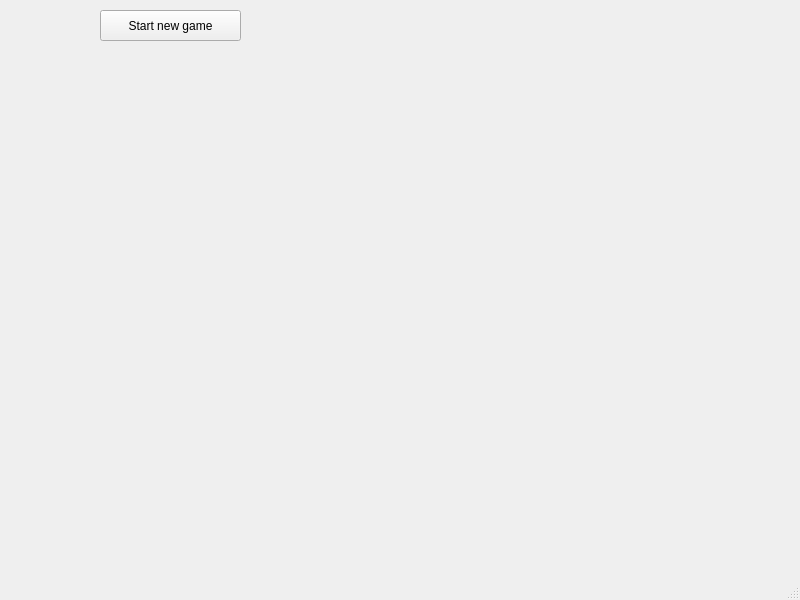
rlicoder/Connect-4, file Main Menu GUI/Connect4/mainwindow.ui: the form before one commit.
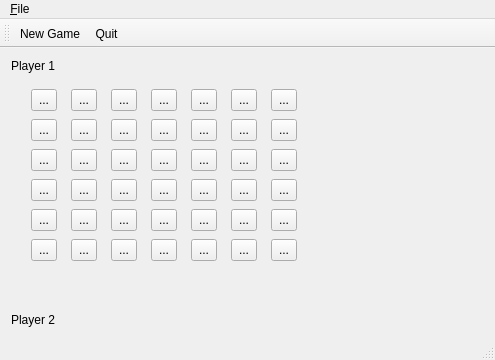
The form after the commit. Icons and pictures are not drawn. Custom widgets are drawn as their Qt base class.

Diff of the .ui file:
```diff
--- a/Main Menu GUI/Connect4/mainwindow.ui
+++ b/Main Menu GUI/Connect4/mainwindow.ui
@@ -6,40 +6,661 @@
    <rect>
     <x>0</x>
     <y>0</y>
-    <width>800</width>
-    <height>600</height>
+    <width>495</width>
+    <height>360</height>
    </rect>
   </property>
   <property name="windowTitle">
    <string>MainWindow</string>
   </property>
-  <widget class="QWidget" name="centralwidget">
-   <widget class="QPushButton" name="pushButton">
-    <property name="geometry">
-     <rect>
-      <x>100</x>
-      <y>10</y>
-      <width>141</width>
-      <height>31</height>
-     </rect>
-    </property>
-    <property name="text">
-     <string>Start new game</string>
-    </property>
-   </widget>
+  <widget class="QWidget" name="centralWidget">
+   <layout class="QVBoxLayout" name="verticalLayout">
+    <item>
+     <widget class="QLabel" name="player1Name">
+      <property name="sizePolicy">
+       <sizepolicy hsizetype="Preferred" vsizetype="Fixed">
+        <horstretch>0</horstretch>
+        <verstretch>0</verstretch>
+       </sizepolicy>
+      </property>
+      <property name="text">
+       <string>Player 1</string>
+      </property>
+     </widget>
+    </item>
+    <item>
+     <widget class="connect4widget" name="gameBoard" native="true">
+      <widget class="QToolButton" name="toolButton">
+       <property name="geometry">
+        <rect>
+         <x>20</x>
+         <y>40</y>
+         <width>26</width>
+         <height>22</height>
+        </rect>
+       </property>
+       <property name="text">
+        <string>...</string>
+       </property>
+      </widget>
+      <widget class="QToolButton" name="toolButton_2">
+       <property name="geometry">
+        <rect>
+         <x>60</x>
+         <y>10</y>
+         <width>26</width>
+         <height>22</height>
+        </rect>
+       </property>
+       <property name="text">
+        <string>...</string>
+       </property>
+      </widget>
+      <widget class="QToolButton" name="toolButton_3">
+       <property name="geometry">
+        <rect>
+         <x>100</x>
+         <y>10</y>
+         <width>26</width>
+         <height>22</height>
+        </rect>
+       </property>
+       <property name="text">
+        <string>...</string>
+       </property>
+      </widget>
+      <widget class="QToolButton" name="toolButton_4">
+       <property name="geometry">
+        <rect>
+         <x>140</x>
+         <y>10</y>
+         <width>26</width>
+         <height>22</height>
+        </rect>
+       </property>
+       <property name="text">
+        <string>...</string>
+       </property>
+      </widget>
+      <widget class="QToolButton" name="toolButton_5">
+       <property name="geometry">
+        <rect>
+         <x>20</x>
+         <y>70</y>
+         <width>26</width>
+         <height>22</height>
+        </rect>
+       </property>
+       <property name="text">
+        <string>...</string>
+       </property>
+      </widget>
+      <widget class="QToolButton" name="toolButton_6">
+       <property name="geometry">
+        <rect>
+         <x>20</x>
+         <y>100</y>
+         <width>26</width>
+         <height>22</height>
+        </rect>
+       </property>
+       <property name="text">
+        <string>...</string>
+       </property>
+      </widget>
+      <widget class="QToolButton" name="toolButton_7">
+       <property name="geometry">
+        <rect>
+         <x>20</x>
+         <y>130</y>
+         <width>26</width>
+         <height>22</height>
+        </rect>
+       </property>
+       <property name="text">
+        <string>...</string>
+       </property>
+      </widget>
+      <widget class="QToolButton" name="toolButton_8">
+       <property name="geometry">
+        <rect>
+         <x>20</x>
+         <y>160</y>
+         <width>26</width>
+         <height>22</height>
+        </rect>
+       </property>
+       <property name="text">
+        <string>...</string>
+       </property>
+      </widget>
+      <widget class="QToolButton" name="toolButton_9">
+       <property name="geometry">
+        <rect>
+         <x>20</x>
+         <y>10</y>
+         <width>26</width>
+         <height>22</height>
+        </rect>
+       </property>
+       <property name="text">
+        <string>...</string>
+       </property>
+      </widget>
+      <widget class="QToolButton" name="toolButton_10">
+       <property name="geometry">
+        <rect>
+         <x>60</x>
+         <y>40</y>
+         <width>26</width>
+         <height>22</height>
+        </rect>
+       </property>
+       <property name="text">
+        <string>...</string>
+       </property>
+      </widget>
+      <widget class="QToolButton" name="toolButton_11">
+       <property name="geometry">
+        <rect>
+         <x>60</x>
+         <y>70</y>
+         <width>26</width>
+         <height>22</height>
+        </rect>
+       </property>
+       <property name="text">
+        <string>...</string>
+       </property>
+      </widget>
+      <widget class="QToolButton" name="toolButton_12">
+       <property name="geometry">
+        <rect>
+         <x>60</x>
+         <y>100</y>
+         <width>26</width>
+         <height>22</height>
+        </rect>
+       </property>
+       <property name="text">
+        <string>...</string>
+       </property>
+      </widget>
+      <widget class="QToolButton" name="toolButton_13">
+       <property name="geometry">
+        <rect>
+         <x>60</x>
+         <y>130</y>
+         <width>26</width>
+         <height>22</height>
+        </rect>
+       </property>
+       <property name="text">
+        <string>...</string>
+       </property>
+      </widget>
+      <widget class="QToolButton" name="toolButton_14">
+       <property name="geometry">
+        <rect>
+         <x>60</x>
+         <y>160</y>
+         <width>26</width>
+         <height>22</height>
+        </rect>
+       </property>
+       <property name="text">
+        <string>...</string>
+       </property>
+      </widget>
+      <widget class="QToolButton" name="toolButton_15">
+       <property name="geometry">
+        <rect>
+         <x>100</x>
+         <y>40</y>
+         <width>26</width>
+         <height>22</height>
+        </rect>
+       </property>
+       <property name="text">
+        <string>...</string>
+       </property>
+      </widget>
+      <widget class="QToolButton" name="toolButton_16">
+       <property name="geometry">
+        <rect>
+         <x>100</x>
+         <y>70</y>
+         <width>26</width>
+         <height>22</height>
+        </rect>
+       </property>
+       <property name="text">
+        <string>...</string>
+       </property>
+      </widget>
+      <widget class="QToolButton" name="toolButton_17">
+       <property name="geometry">
+        <rect>
+         <x>140</x>
+         <y>40</y>
+         <width>26</width>
+         <height>22</height>
+        </rect>
+       </property>
+       <property name="text">
+        <string>...</string>
+       </property>
+      </widget>
+      <widget class="QToolButton" name="toolButton_18">
+       <property name="geometry">
+        <rect>
+         <x>140</x>
+         <y>70</y>
+         <width>26</width>
+         <height>22</height>
+        </rect>
+       </property>
+       <property name="text">
+        <string>...</string>
+       </property>
+      </widget>
+      <widget class="QToolButton" name="toolButton_19">
+       <property name="geometry">
+        <rect>
+         <x>100</x>
+         <y>100</y>
+         <width>26</width>
+         <height>22</height>
+        </rect>
+       </property>
+       <property name="text">
+        <string>...</string>
+       </property>
+      </widget>
+      <widget class="QToolButton" name="toolButton_20">
+       <property name="geometry">
+        <rect>
+         <x>140</x>
+         <y>100</y>
+         <width>26</width>
+         <height>22</height>
+        </rect>
+       </property>
+       <property name="text">
+        <string>...</string>
+       </property>
+      </widget>
+      <widget class="QToolButton" name="toolButton_21">
+       <property name="geometry">
+        <rect>
+         <x>100</x>
+         <y>130</y>
+         <width>26</width>
+         <height>22</height>
+        </rect>
+       </property>
+       <property name="text">
+        <string>...</string>
+       </property>
+      </widget>
+      <widget class="QToolButton" name="toolButton_22">
+       <property name="geometry">
+        <rect>
+         <x>100</x>
+         <y>160</y>
+         <width>26</width>
+         <height>22</height>
+        </rect>
+       </property>
+       <property name="text">
+        <string>...</string>
+       </property>
+      </widget>
+      <widget class="QToolButton" name="toolButton_23">
+       <property name="geometry">
+        <rect>
+         <x>140</x>
+         <y>130</y>
+         <width>26</width>
+         <height>22</height>
+        </rect>
+       </property>
+       <property name="text">
+        <string>...</string>
+       </property>
+      </widget>
+      <widget class="QToolButton" name="toolButton_24">
+       <property name="geometry">
+        <rect>
+         <x>140</x>
+         <y>160</y>
+         <width>26</width>
+         <height>22</height>
+        </rect>
+       </property>
+       <property name="text">
+        <string>...</string>
+       </property>
+      </widget>
+      <widget class="QToolButton" name="toolButton_25">
+       <property name="geometry">
+        <rect>
+         <x>180</x>
+         <y>160</y>
+         <width>26</width>
+         <height>22</height>
+        </rect>
+       </property>
+       <property name="text">
+        <string>...</string>
+       </property>
+      </widget>
+      <widget class="QToolButton" name="toolButton_26">
+       <property name="geometry">
+        <rect>
+         <x>180</x>
+         <y>130</y>
+         <width>26</width>
+         <height>22</height>
+        </rect>
+       </property>
+       <property name="text">
+        <string>...</string>
+       </property>
+      </widget>
+      <widget class="QToolButton" name="toolButton_27">
+       <property name="geometry">
+        <rect>
+         <x>180</x>
+         <y>100</y>
+         <width>26</width>
+         <height>22</height>
+        </rect>
+       </property>
+       <property name="text">
+        <string>...</string>
+       </property>
+      </widget>
+      <widget class="QToolButton" name="toolButton_28">
+       <property name="geometry">
+        <rect>
+         <x>180</x>
+         <y>70</y>
+         <width>26</width>
+         <height>22</height>
+        </rect>
+       </property>
+       <property name="text">
+        <string>...</string>
+       </property>
+      </widget>
+      <widget class="QToolButton" name="toolButton_29">
+       <property name="geometry">
+        <rect>
+         <x>180</x>
+         <y>40</y>
+         <width>26</width>
+         <height>22</height>
+        </rect>
+       </property>
+       <property name="text">
+        <string>...</string>
+       </property>
+      </widget>
+      <widget class="QToolButton" name="toolButton_30">
+       <property name="geometry">
+        <rect>
+         <x>180</x>
+         <y>10</y>
+         <width>26</width>
+         <height>22</height>
+        </rect>
+       </property>
+       <property name="text">
+        <string>...</string>
+       </property>
+      </widget>
+      <widget class="QToolButton" name="toolButton_31">
+       <property name="geometry">
+        <rect>
+         <x>220</x>
+         <y>10</y>
+         <width>26</width>
+         <height>22</height>
+        </rect>
+       </property>
+       <property name="text">
+        <string>...</string>
+       </property>
+      </widget>
+      <widget class="QToolButton" name="toolButton_32">
+       <property name="geometry">
+        <rect>
+         <x>260</x>
+         <y>10</y>
+         <width>26</width>
+         <height>22</height>
+        </rect>
+       </property>
+       <property name="text">
+        <string>...</string>
+       </property>
+      </widget>
+      <widget class="QToolButton" name="toolButton_33">
+       <property name="geometry">
+        <rect>
+         <x>220</x>
+         <y>40</y>
+         <width>26</width>
+         <height>22</height>
+        </rect>
+       </property>
+       <property name="text">
+        <string>...</string>
+       </property>
+      </widget>
+      <widget class="QToolButton" name="toolButton_34">
+       <property name="geometry">
+        <rect>
+         <x>260</x>
+         <y>40</y>
+         <width>26</width>
+         <height>22</height>
+        </rect>
+       </property>
+       <property name="text">
+        <string>...</string>
+       </property>
+      </widget>
+      <widget class="QToolButton" name="toolButton_35">
+       <property name="geometry">
+        <rect>
+         <x>260</x>
+         <y>70</y>
+         <width>26</width>
+         <height>22</height>
+        </rect>
+       </property>
+       <property name="text">
+        <string>...</string>
+       </property>
+      </widget>
+      <widget class="QToolButton" name="toolButton_36">
+       <property name="geometry">
+        <rect>
+         <x>260</x>
+         <y>100</y>
+         <width>26</width>
+         <height>22</height>
+        </rect>
+       </property>
+       <property name="text">
+        <string>...</string>
+       </property>
+      </widget>
+      <widget class="QToolButton" name="toolButton_37">
+       <property name="geometry">
+        <rect>
+         <x>260</x>
+         <y>130</y>
+         <width>26</width>
+         <height>22</height>
+        </rect>
+       </property>
+       <property name="text">
+        <string>...</string>
+       </property>
+      </widget>
+      <widget class="QToolButton" name="toolButton_38">
+       <property name="geometry">
+        <rect>
+         <x>220</x>
+         <y>70</y>
+         <width>26</width>
+         <height>22</height>
+        </rect>
+       </property>
+       <property name="text">
+        <string>...</string>
+       </property>
+      </widget>
+      <widget class="QToolButton" name="toolButton_39">
+       <property name="geometry">
+        <rect>
+         <x>220</x>
+         <y>100</y>
+         <width>26</width>
+         <height>22</height>
+        </rect>
+       </property>
+       <property name="text">
+        <string>...</string>
+       </property>
+      </widget>
+      <widget class="QToolButton" name="toolButton_40">
+       <property name="geometry">
+        <rect>
+         <x>220</x>
+         <y>130</y>
+         <width>26</width>
+         <height>22</height>
+        </rect>
+       </property>
+       <property name="text">
+        <string>...</string>
+       </property>
+      </widget>
+      <widget class="QToolButton" name="toolButton_41">
+       <property name="geometry">
+        <rect>
+         <x>220</x>
+         <y>160</y>
+         <width>26</width>
+         <height>22</height>
+        </rect>
+       </property>
+       <property name="text">
+        <string>...</string>
+       </property>
+      </widget>
+      <widget class="QToolButton" name="toolButton_42">
+       <property name="geometry">
+        <rect>
+         <x>260</x>
+         <y>160</y>
+         <width>26</width>
+         <height>22</height>
+        </rect>
+       </property>
+       <property name="text">
+        <string>...</string>
+       </property>
+      </widget>
+     </widget>
+    </item>
+    <item>
+     <widget class="QLabel" name="player2Name">
+      <property name="sizePolicy">
+       <sizepolicy hsizetype="Preferred" vsizetype="Fixed">
+        <horstretch>0</horstretch>
+        <verstretch>0</verstretch>
+       </sizepolicy>
+      </property>
+      <property name="text">
+       <string>Player 2</string>
+      </property>
+     </widget>
+    </item>
+   </layout>
   </widget>
   <widget class="QMenuBar" name="menubar">
    <property name="geometry">
     <rect>
      <x>0</x>
      <y>0</y>
-     <width>800</width>
+     <width>495</width>
      <height>22</height>
     </rect>
    </property>
+   <widget class="QMenu" name="menu_File">
+    <property name="title">
+     <string>&amp;File</string>
+    </property>
+    <addaction name="startNewGame"/>
+    <addaction name="quit"/>
+   </widget>
+   <addaction name="menu_File"/>
   </widget>
-  <widget class="QStatusBar" name="statusbar"/>
+  <widget class="QToolBar" name="mainToolBar">
+   <attribute name="toolBarArea">
+    <enum>TopToolBarArea</enum>
+   </attribute>
+   <attribute name="toolBarBreak">
+    <bool>false</bool>
+   </attribute>
+   <addaction name="startNewGame"/>
+   <addaction name="quit"/>
+  </widget>
+  <widget class="QStatusBar" name="statusBar"/>
+  <action name="startNewGame">
+   <property name="icon">
+    <iconset resource="resources.qrc">
+     <normaloff>:/icons/newgame.png</normaloff>:/icons/newgame.png</iconset>
+   </property>
+   <property name="text">
+    <string>New Game</string>
+   </property>
+   <property name="toolTip">
+    <string>Start new game</string>
+   </property>
+   <property name="shortcut">
+    <string>Ctrl+N</string>
+   </property>
+  </action>
+  <action name="quit">
+   <property name="icon">
+    <iconset resource="resources.qrc">
+     <normaloff>:/icons/application-exit.png</normaloff>:/icons/application-exit.png</iconset>
+   </property>
+   <property name="text">
+    <string>Quit</string>
+   </property>
+   <property name="shortcut">
+    <string>Ctrl+Q</string>
+   </property>
+  </action>
  </widget>
- <resources/>
+ <layoutdefault spacing="6" margin="11"/>
+ <customwidgets>
+  <customwidget>
+   <class>connect4widget</class>
+   <extends>QWidget</extends>
+   <header>connect4widget.h</header>
+   <container>1</container>
+  </customwidget>
+ </customwidgets>
+ <resources>
+  <include location="resources.qrc"/>
+ </resources>
  <connections/>
 </ui>
```
Left out of the diff: 2 changed lines with no effect on the pictures.
